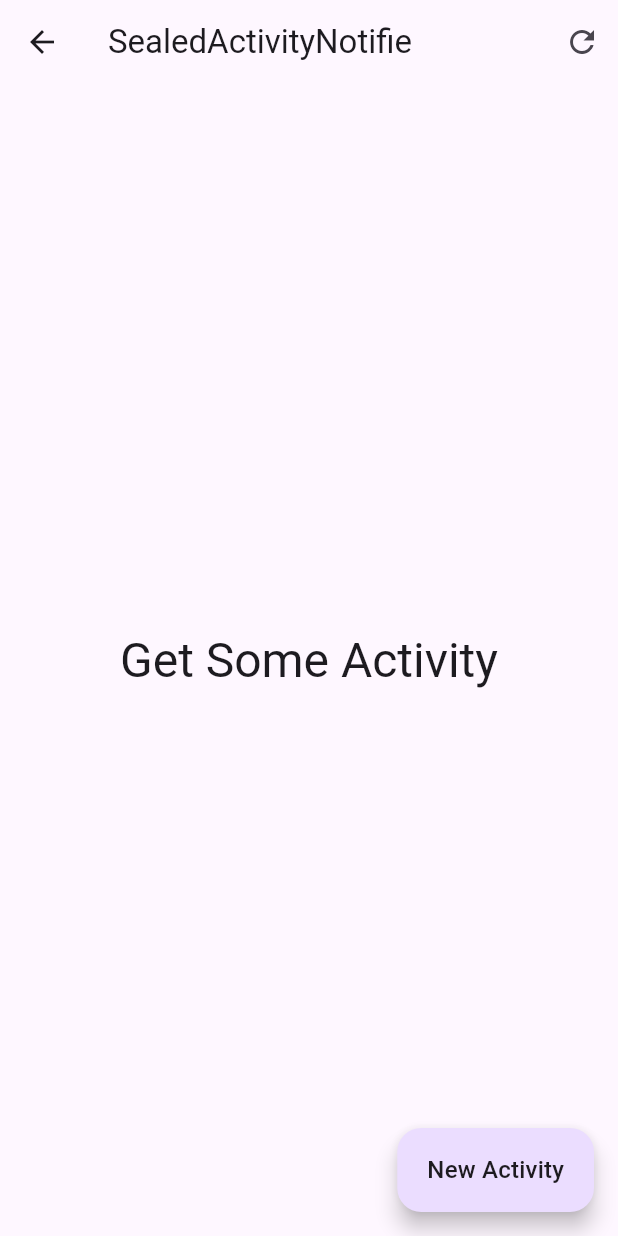
After one commit to jsmile/riverpod_notifier_provider, a Flutter app: the SealedActivityPage screen opened directly, after a tap on the "refresh" icon, on a phone screen of 412 x 824 dp. The commit adds this screen. Run offline on Flutter 3.47's test engine with Material 3 defaults, Android fonts, the phone set to English and light mode, and no system bars; our stand-ins replace dio, flutter_riverpod, freezed_annotation, riverpod_annotation; missing offline and left inert: ansicolor, bulleted_list; generated files the repository leaves out were written again; statements that could not run were skipped.

```diff
--- a/lib/src/app.dart
+++ b/lib/src/app.dart
@@ -1,5 +1,7 @@
 import 'package:flutter/material.dart';
 import 'package:riverpod_notifier_provider/src/pages/enum_activity/enum_activity_page.dart';
+import 'package:riverpod_notifier_provider/src/pages/enum_async_activity/enum_async_activity_page.dart';
+import 'package:riverpod_notifier_provider/src/pages/sealed_activity/sealed_activity_page.dart';
 
 import 'pages/counter/counter_page.dart';
 import 'widgets/custom_button.dart';
@@ -40,8 +42,16 @@ class MyHomePage extends StatelessWidget {
               child: CounterPage(),
             ),
             CustomButton(
-              title: 'Enum Activity',
+              title: 'Enum State Activity',
               child: EnumActivityPage(),
+            ),
+            CustomButton(
+              title: 'Sealed State Activity',
+              child: SealedActivityPage(),
+            ),
+            CustomButton(
+              title: 'Enum Async State Activity',
+              child: EnumAsyncActivityPage(),
             ),
           ],
         ),
--- a/lib/src/pages/enum_activity/enum_activity_page.dart
+++ b/lib/src/pages/enum_activity/enum_activity_page.dart
@@ -3,7 +3,6 @@ import 'dart:math';
 import 'package:flutter/material.dart';
 import 'package:flutter_riverpod/flutter_riverpod.dart';
 import 'package:riverpod_notifier_provider/src/models/activity.dart';
-import 'package:riverpod_notifier_provider/src/pages/counter/counter_provider.dart';
 import 'package:riverpod_notifier_provider/src/pages/enum_activity/enum_activity_provider.dart';
 
 import 'activity_widget.dart';
--- /dev/null
+++ b/lib/src/pages/sealed_activity/sealed_activity_page.dart
@@ -0,0 +1,110 @@
+import 'dart:math';
+
+import 'package:flutter/material.dart';
+import 'package:flutter_riverpod/flutter_riverpod.dart';
+import 'package:riverpod_notifier_provider/src/pages/enum_activity/activity_widget.dart';
+import 'package:riverpod_notifier_provider/src/pages/sealed_activity/sealed_activity_state.dart';
+
+import '../../models/activity.dart';
+import 'sealed_activity_provider.dart';
+
+class SealedActivityPage extends ConsumerStatefulWidget {
+  const SealedActivityPage({super.key});
+
+  @override
+  ConsumerState<ConsumerStatefulWidget> createState() =>
+      _SealedActvityPageState();
+}
+
+class _SealedActvityPageState extends ConsumerState<SealedActivityPage> {
+  Widget? prevWidget;
+
+  @override
+  void initState() {
+    super.initState();
+
+    Future.delayed(Duration.zero, () {
+      ref
+          .read(sealedActivityNotiProvider.notifier)
+          .fetchActivity(activityTypes[0]);
+    });
+  }
+
+  @override
+  Widget build(BuildContext context) {
+    ref.listen<SealedActivityState>(sealedActivityNotiProvider,
+        (previous, next) {
+      switch (next) {
+        case SealedActivityFailure(error: String error):
+          showDialog(
+            context: context,
+            builder: (context) {
+              return AlertDialog(
+                title: Text(
+                  'Error',
+                  style: Theme.of(context).textTheme.headlineLarge,
+                ),
+                content: Text(
+                  error,
+                  style: const TextStyle(
+                    fontSize: 18.0,
+                    color: Colors.red,
+                  ),
+                ),
+              );
+            },
+          );
+        case _:
+      }
+    });
+
+    final sealedActivityState = ref.watch(sealedActivityNotiProvider);
+
+    return Scaffold(
+      appBar: AppBar(
+        title: const Text('SealedActivityNotifie'),
+        actions: [
+          IconButton(
+            icon: const Icon(Icons.refresh),
+            onPressed: () {
+              ref.invalidate(sealedActivityNotiProvider);
+            },
+          ),
+        ],
+      ),
+      body: switch (sealedActivityState) {
+        SealedActivityInitial() => Center(
+            child: Text(
+              'Get Some Activity',
+              style: Theme.of(context).textTheme.headlineLarge,
+            ),
+          ),
+        SealedActivityLoading() => const Center(
+            child: CircularProgressIndicator(),
+          ),
+        SealedActivitySuccess(activity: Activity activity) => prevWidget =
+              Center(
+            child: ActivityWidget(activity: activity),
+          ),
+        SealedActivityFailure() => prevWidget == null
+            ? Center(
+                child: Text(
+                  'Get Some Activity',
+                  style: Theme.of(context).textTheme.headlineLarge,
+                ),
+              )
+            : prevWidget!,
+      },
+      floatingActionButton: FloatingActionButton.extended(
+        label: Text('New Activity',
+            style: Theme.of(context).textTheme.titleMedium),
+        onPressed: () {
+          final randomNumber = Random().nextInt(activityTypes.length);
+          ref
+              .read(sealedActivityNotiProvider.notifier)
+              .fetchActivity(activityTypes[randomNumber]);
+        },
+      ),
+    );
+  }
+}
--- /dev/null
+++ b/lib/src/pages/sealed_activity/sealed_activity_provider.dart
@@ -0,0 +1,49 @@
+import 'package:flutter/material.dart';
+import 'package:riverpod_annotation/riverpod_annotation.dart';
+
+import '../../models/activity.dart';
+import '../../providers/dio_provider.dart';
+import '../../utils/ansi_color_debug.dart';
+import 'sealed_activity_state.dart';
+
+part 'sealed_activity_provider.g.dart';
+
+@riverpod
+class SealedActivityNoti extends _$SealedActivityNoti {
+  int _errorCount = 0;
+
+  @override
+  SealedActivityState build() {
+    ref.onDispose(() {
+      debugPrint(info('### SealedActivityNotifier disposed ###'));
+    });
+
+    debugPrint(info('###  SealedActivityNotifier hash : $hashCode ###'));
+    debugPrint(info('### SealedActivityNotifier initialized ###'));
+
+    return SealedActivityInitial();
+  }
+
+  Future<void> fetchActivity(String activityType) async {
+    debugPrint(success(
+        '###  SealedActivityNotifier fetchActivity hash : $hashCode ###'));
+    state = SealedActivityLoading();
+
+    try {
+      debugPrint(
+          success('### SealedActivityNotifier _errorCount : $_errorCount ###'));
+
+      if ((_errorCount++ % 2) != 1) {
+        await Future.delayed(const Duration(milliseconds: 500));
+        throw 'Fail to fatch activity';
+      }
+
+      final response = await ref.read(dioProvider).get('?type=$activityType');
+      final activity = Activity.fromJson(response.data);
+
+      state = SealedActivitySuccess(activity: activity);
+    } catch (e) {
+      state = SealedActivityFailure(error: e.toString());
+    }
+  }
+}
--- /dev/null
+++ b/lib/src/pages/sealed_activity/sealed_activity_state.dart
@@ -0,0 +1,49 @@
+import '../../models/activity.dart';
+
+sealed class SealedActivityState {
+  SealedActivityState();
+}
+
+class SealedActivityInitial extends SealedActivityState {
+  SealedActivityInitial();
+
+  @override
+  String toString() {
+    return 'SealedActivityInitial()';
+  }
+}
+
+class SealedActivityLoading extends SealedActivityState {
+  SealedActivityLoading();
+
+  @override
+  String toString() {
+    return 'SealedActivityLoading()';
+  }
+}
+
+class SealedActivitySuccess extends SealedActivityState {
+  final Activity activity;
+
+  SealedActivitySuccess({
+    required this.activity,
+  });
+
+  @override
+  String toString() {
+    return 'SealedActivitySuccess(activity: $activity)';
+  }
+}
+
+class SealedActivityFailure extends SealedActivityState {
+  final String error;
+
+  SealedActivityFailure({
+    required this.error,
+  });
+
+  @override
+  String toString() {
+    return 'SealedActivityFailure(error: $error)';
+  }
+}
```
Also changed, not shown: lib/src/pages/enum_async_activity/enum_async_activity_page.dart (added, +90 -0 lines), lib/src/pages/enum_async_activity/enum_async_activity_provider.dart (added, +88 -0 lines), lib/src/pages/enum_async_activity/enum_async_activity_state.dart (added, +26 -0 lines), lib/src/pages/enum_async_activity/enum_activity_provider.g.dart (added), lib/src/pages/enum_async_activity/enum_activity_state.freezed.dart (added), lib/src/pages/enum_async_activity/enum_async_activity_provider.g.dart (added), lib/src/pages/enum_async_activity/enum_async_activity_state.freezed.dart (added), lib/src/pages/sealed_activity/sealed_activity_provider.g.dart (added).
